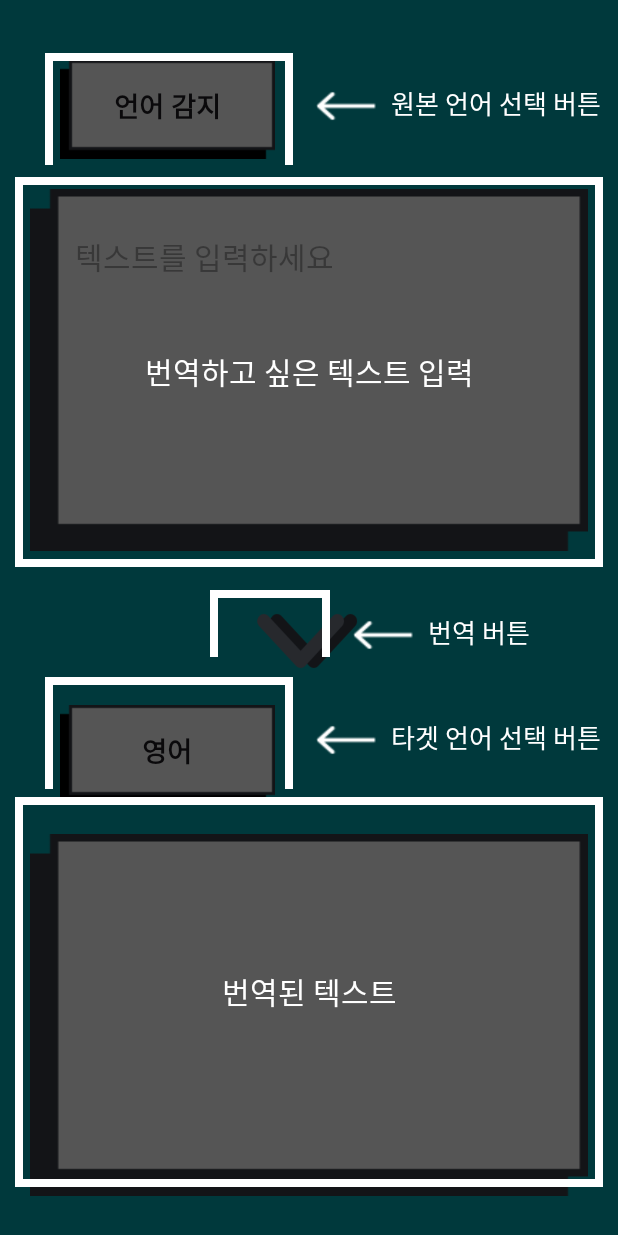
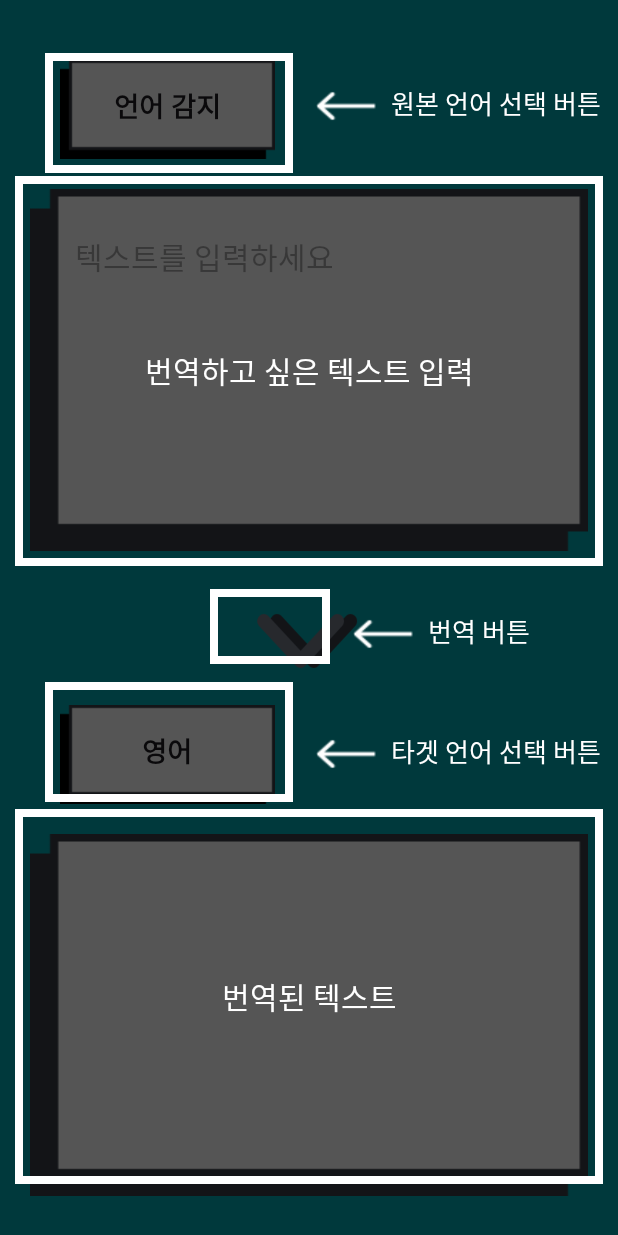
Before and after one commit to JayKim0202/AIS_toy_project_translate, an Android app: the TranslateLayoutActivity screen opened directly, with no data from a screen before it, on a phone screen of 412 x 824 dp. Run offline under Robolectric (Android 15) with nearby library versions, the phone set to English and light mode, and no system bars.

Commit message:
fix tutorial box

```diff
--- a/app/src/main/res/layout/activity_translate_layout.xml
+++ b/app/src/main/res/layout/activity_translate_layout.xml
@@ -126,6 +126,7 @@
                     android:background="@drawable/white_stroke_box"
                     android:layout_marginTop="30dp"
                     android:layout_marginStart="30dp"
+                    android:layout_marginBottom="5dp"
                     />
 
                 <androidx.appcompat.widget.AppCompatButton
@@ -156,7 +157,7 @@
                     android:layout_width="match_parent"
                     android:layout_height="260dp"
                     android:background="@drawable/white_stroke_box"
-                    android:layout_marginTop="8dp"
+                    android:layout_marginTop="2dp"
                     android:layout_marginHorizontal="10dp"
                     android:textAlignment="center"
                     android:text="번역하고 싶은 텍스트 입력"
@@ -179,6 +180,7 @@
                     android:background="@drawable/white_stroke_box"
                     android:layout_marginTop="10dp"
                     android:layout_marginStart="140dp"
+                    android:layout_marginBottom="10dp"
                     />
 
                 <androidx.appcompat.widget.AppCompatButton
@@ -208,8 +210,9 @@
                     android:layout_width="165dp"
                     android:layout_height="80dp"
                     android:background="@drawable/white_stroke_box"
-                    android:layout_marginTop="8dp"
+                    android:layout_marginTop="2dp"
                     android:layout_marginStart="30dp"
+                    android:layout_marginBottom="10dp"
                     />
 
                 <androidx.appcompat.widget.AppCompatButton
@@ -238,9 +241,8 @@
 
                 <TextView
                     android:layout_width="match_parent"
-                    android:layout_height="260dp"
+                    android:layout_height="250dp"
                     android:background="@drawable/white_stroke_box"
-                    android:layout_marginTop="5dp"
                     android:layout_marginHorizontal="10dp"
                     android:textAlignment="center"
                     android:text="번역된 텍스트"
```
